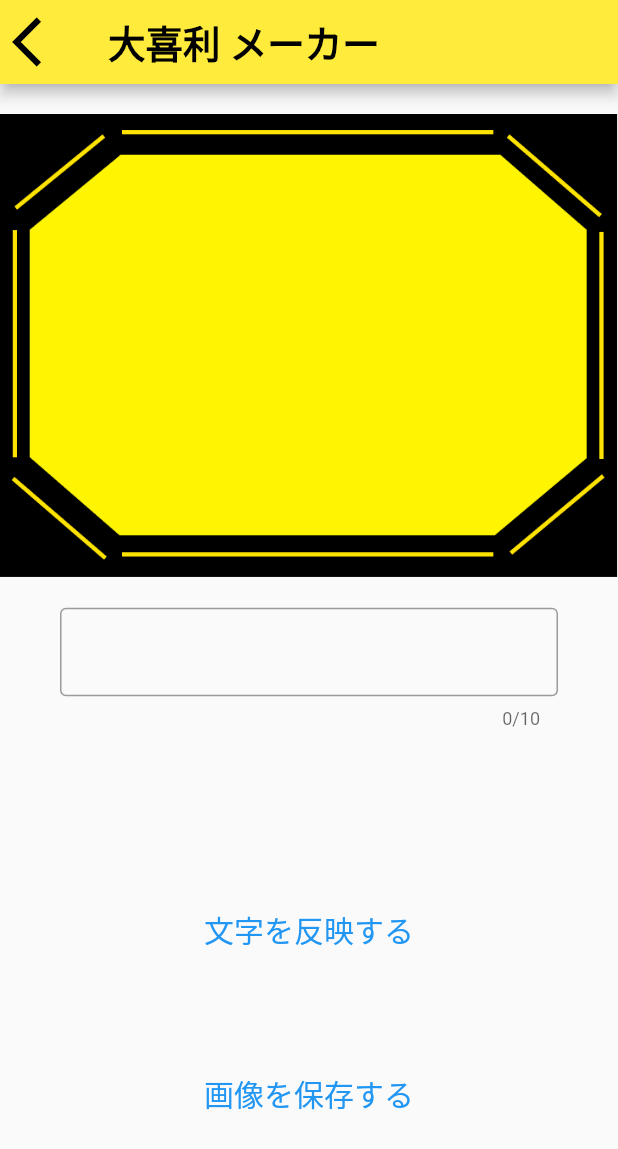
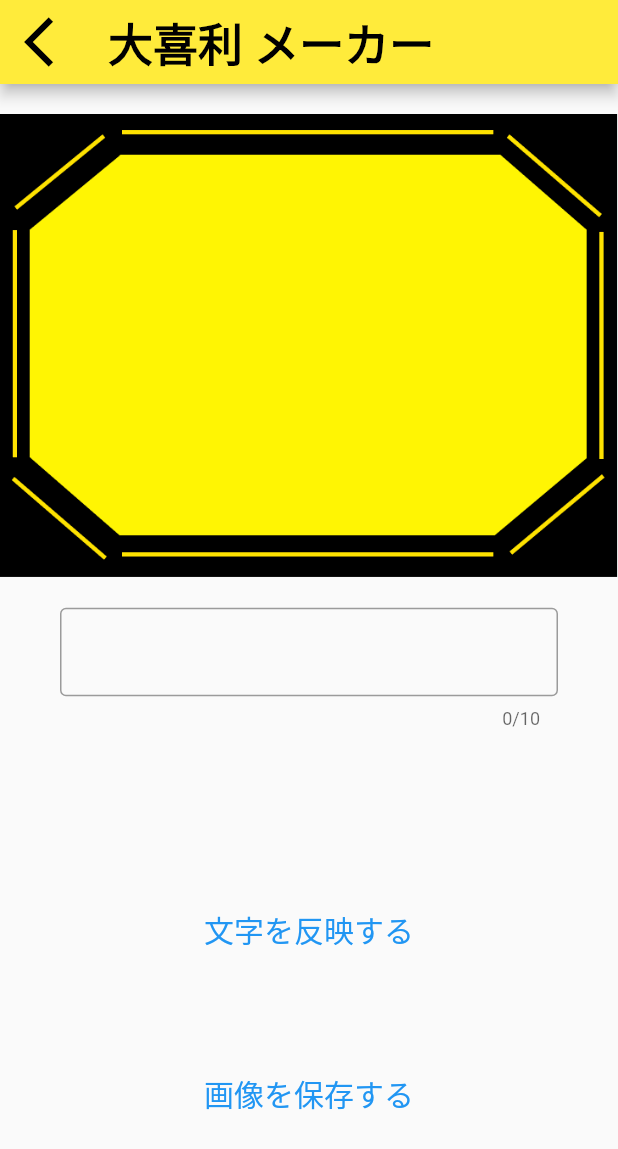
Before and after one commit to iseruuuuu/bokete_create_app, a Flutter app: the HomeFulScreen screen opened directly, on a phone screen of 412 x 824 dp. Shown: the top 1149 px of the screen. Run offline on Flutter 3.47's test engine with Material 2 defaults, Android fonts, the phone set to English and light mode, and no system bars; our stand-ins replace flutter_svg, get, image_gallery_saver; missing offline and left inert: image_editor; project files that could hold a hidden picture were left out.

Commit message:
fix: change appbar design

```diff
--- a/lib/screen/home_ful/home_ful_screen.dart
+++ b/lib/screen/home_ful/home_ful_screen.dart
@@ -28,20 +28,23 @@ class _HomeFulScreenState extends State<HomeFulScreen> {
         title: const Text(
           '大喜利 メーカー',
           style: TextStyle(
-            fontSize: 25,
+            fontSize: 30,
             color: Colors.black,
             fontWeight: FontWeight.bold,
           ),
         ),
-        leading: IconButton(
-          onPressed: () {
-            Navigator.of(context).pop();
-          },
-          icon: const Icon(
-            Icons.arrow_back_ios,
-            size: 40,
-            color: Colors.black,
-          ),
+        leading: Row(
+          children: [
+            const Spacer(),
+            GestureDetector(
+              onTap: Navigator.of(context).pop,
+              child: const Icon(
+                Icons.arrow_back_ios,
+                size: 40,
+                color: Colors.black,
+              ),
+            ),
+          ],
         ),
       ),
       body: Column(
@@ -49,7 +52,7 @@ class _HomeFulScreenState extends State<HomeFulScreen> {
           const SizedBox(height: 20),
           target != null ? Image(image: target!) : Image.asset(assets),
           Padding(
-            padding: const EdgeInsets.symmetric(horizontal: 40,vertical: 20),
+            padding: const EdgeInsets.symmetric(horizontal: 40, vertical: 20),
             child: SizedBox(
               width: 400,
               height: 100,
```
